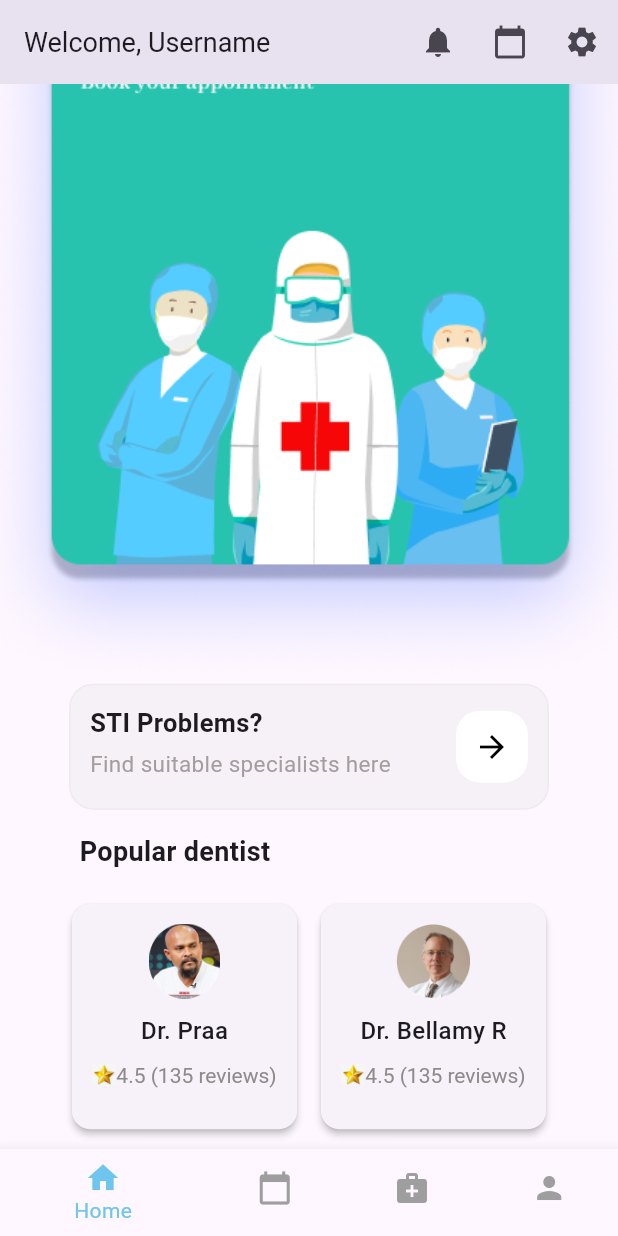
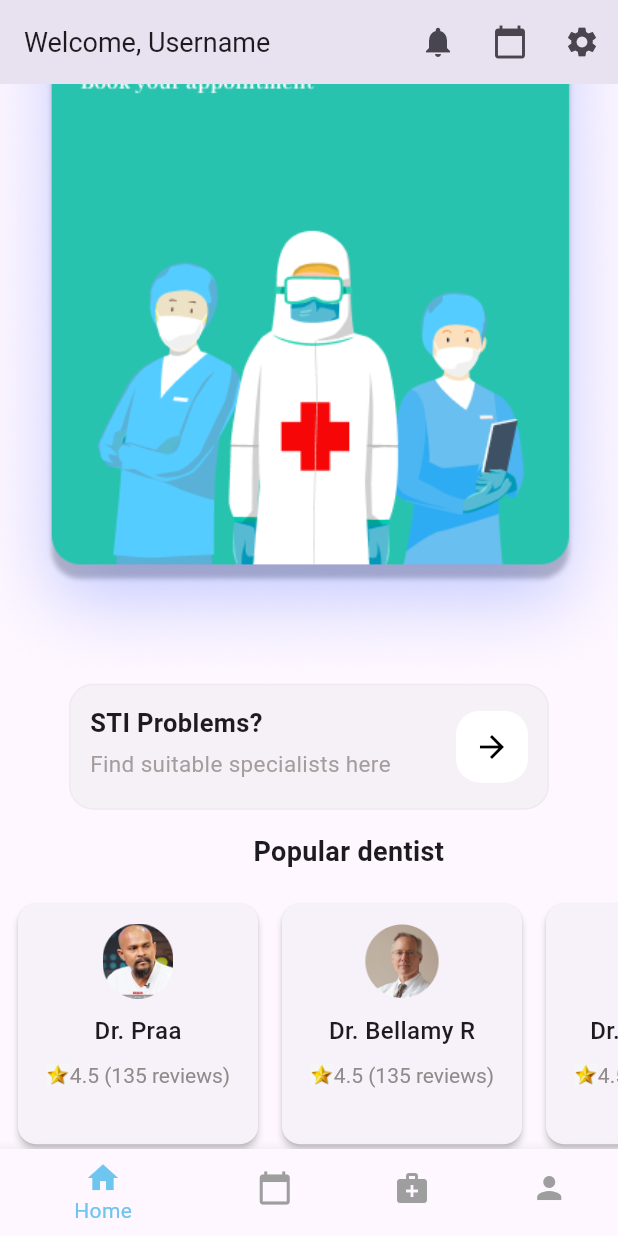
Before and after one commit to 6531503042/Deap-Mobile-Application, a Flutter app: the screen it shows after launch, scrolled down 155 dp, on a phone screen of 412 x 824 dp. Run offline on Flutter 3.47's test engine with Material 3 defaults, Android fonts, the phone set to English and light mode, and no system bars; our stand-ins replace font_awesome_flutter, image_picker; missing offline and left inert: dart:ffi.

Commit message:
create Doctor_detail and fix homepage

```diff
--- a/lib/screens/home_page.dart
+++ b/lib/screens/home_page.dart
@@ -108,18 +108,15 @@ class HomeTab extends StatelessWidget {
             crossAxisAlignment: CrossAxisAlignment.start,
             children: <Widget>[
               Container(
-              width: 320, // Set the width here
+                width: 320,
                 height: 84,
                 padding: EdgeInsets.all(13),
                 decoration: BoxDecoration(
-                color: Color.fromRGBO(100, 100, 100,
-                    0.05), // Adjust the opacity here (0.5 for 50% opacity)
-                border: Border.all(
-                    color: Color.fromRGBO(100, 100, 100,
-                        0.05)), // Adjust the border color opacity
+                  color: Color.fromRGBO(100, 100, 100, 0.05),
+                  border:
+                      Border.all(color: Color.fromRGBO(100, 100, 100, 0.05)),
                   borderRadius: BorderRadius.circular(16),
                 ),
-
                 child: Row(
                   mainAxisAlignment: MainAxisAlignment.spaceBetween,
                   children: [
@@ -158,8 +155,6 @@ class HomeTab extends StatelessWidget {
             ],
           ),
           SizedBox(height: 15),
-        Row(
-          children: [
           Padding(
             padding: const EdgeInsets.only(left: 53.0),
             child: Text(
@@ -167,25 +162,30 @@ class HomeTab extends StatelessWidget {
               style: TextStyle(fontSize: 18, fontWeight: FontWeight.w700),
             ),
           ),
+          SizedBox(height: 18),
+          SingleChildScrollView(
+            scrollDirection: Axis.horizontal,
+            child: Row(
+              children: <Widget>[
+                SizedBox(width: 8),
+                _buildDoctorCard(
+                    'Dr. Praa', 4.5, 'assets/doctor1.png', 'assets/star.png'),
+                SizedBox(width: 8),
+                _buildDoctorCard('Dr. Bellamy R', 4.5, 'assets/doctor8.png',
+                    'assets/star.png'),
+                SizedBox(width: 8),
+                _buildDoctorCard('Dr. Klimisch J', 4.5, 'assets/doctor3.png',
+                    'assets/star.png'),
+                SizedBox(width: 8),
               ],
             ),
-        SizedBox(height: 18),
-        Wrap(
-          spacing: 8,
-          runSpacing: 8,
-          children: <Widget>[
-            _buildDoctorCard(
-                'Dr. Praa', 4.5, 'assets/doctor1.png', 'assets/star.png'),
-            _buildDoctorCard(
-                'Dr. Bellamy R', 4.5, 'assets/doctor8.png', 'assets/star.png'),
-            _buildDoctorCard(
-                'Dr. Klimisch J', 4.5, 'assets/doctor3.png', 'assets/star.png'),
+          ),
         ],
       ),
-      ],
-    ));
+    );
   }
 }
+
 
 Widget _buildDoctorCard(
     String name, double rating, String imagePath, String imagePath2) {
@@ -197,8 +197,8 @@ Widget _buildDoctorCard(
         // Add functionality for viewing doctor's profile
       },
       child: Container(
-        width: 150,
-        height: 150,
+        width: 160,
+        height: 160,
         padding: EdgeInsets.all(13),
         child: Column(
           crossAxisAlignment: CrossAxisAlignment.center,
```
Also changed, not shown: lib/screens/Doctor_detail.dart (added). Lines whose indentation alone changed are shown as unchanged.
